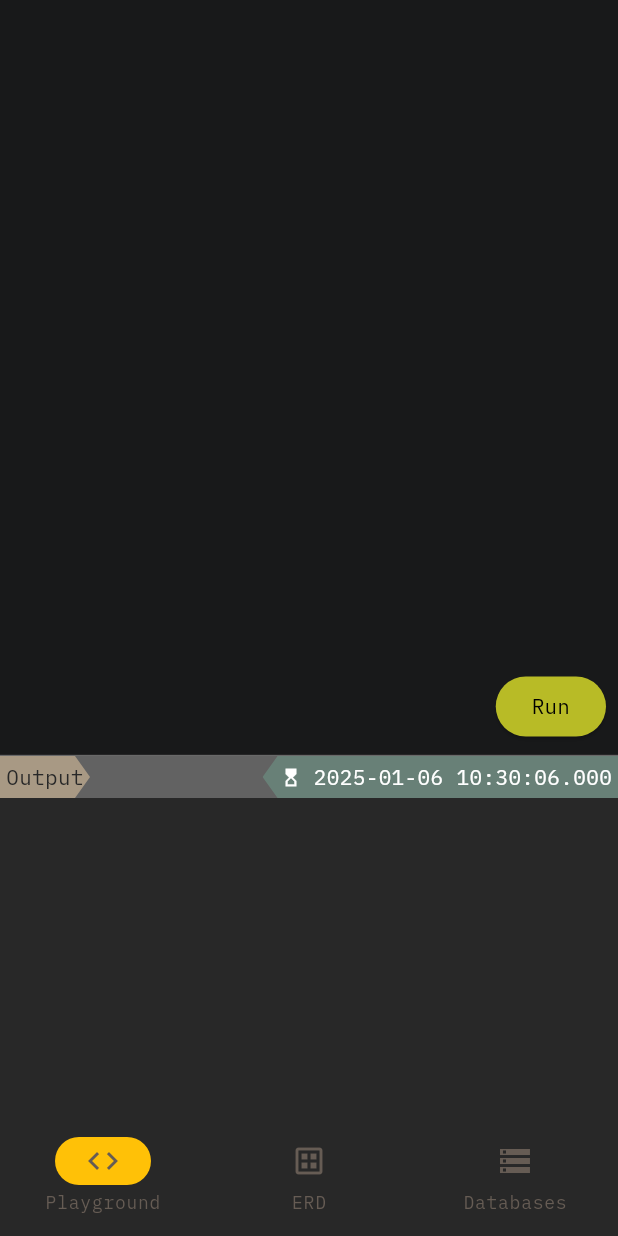
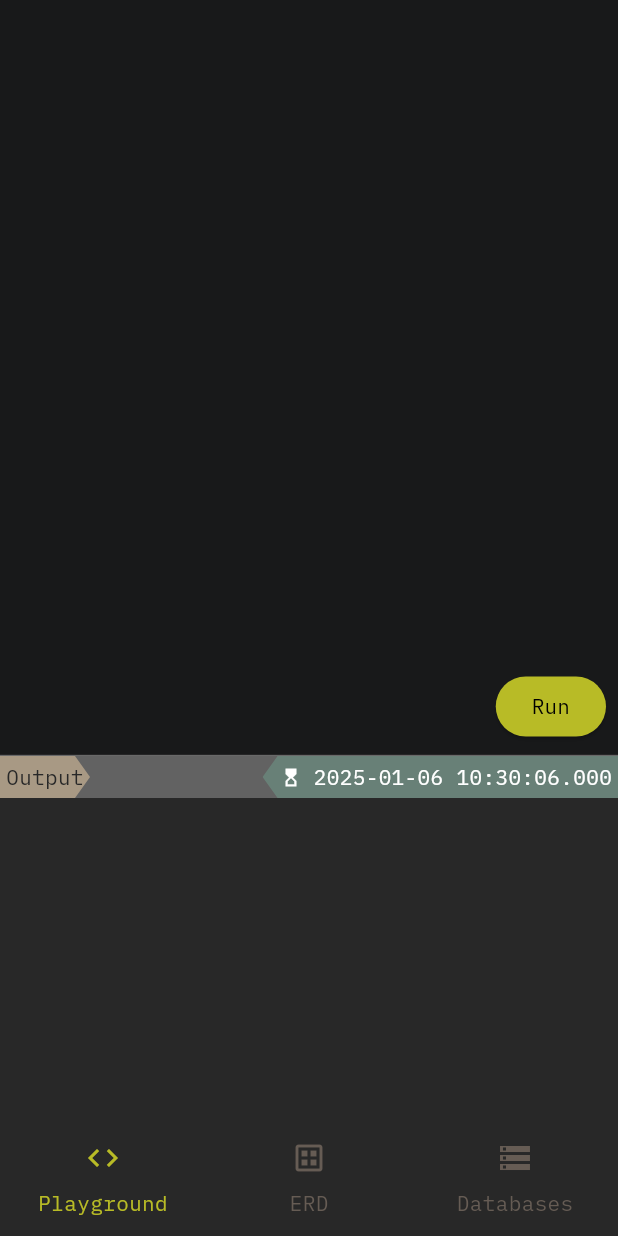
Before and after one commit to SeptAlfauzan/sqlite_playground, a Flutter app: the screen it shows after launch, on a phone screen of 412 x 824 dp. Run offline on Flutter 3.47's test engine with Material 3 defaults, Android fonts, the phone set to English and light mode, and no system bars; our stand-ins replace file_picker, flutter_riverpod, fluttertoast, freezed_annotation, permission_handler, riverpod_annotation and 2 more; missing offline and left inert: dart:html, syntax_highlight; accounts and stored records are empty; generated files the repository leaves out were written again.

Commit message:
feat(theme): change bottom bar and drawer sidebar theme

```diff
--- a/lib/common/presentation/widget/atoms/bottom_bar_navigation.dart
+++ b/lib/common/presentation/widget/atoms/bottom_bar_navigation.dart
@@ -16,7 +16,6 @@ class BottomBarNavigation extends StatelessWidget {
   Widget build(BuildContext context) {
     return NavigationBar(
       onDestinationSelected: updateActiveIndex,
-      indicatorColor: Colors.amber,
       selectedIndex: activeIndex,
       destinations: <Widget>[
         ...items.map((item) => NavigationDestination(
--- a/lib/common/presentation/widget/atoms/side_bar_navigation.dart
+++ b/lib/common/presentation/widget/atoms/side_bar_navigation.dart
@@ -1,6 +1,5 @@
 import 'package:flutter/material.dart';
 import 'package:sql_playground/common/domain/entities/nav_item.dart';
-import 'package:sql_playground/ui/colors.dart';
 
 class SideBarNavigation extends StatelessWidget {
   final List<NavItem> items;
@@ -22,7 +21,6 @@ class SideBarNavigation extends StatelessWidget {
         ...items.map((item) => NavigationDrawerDestination(
               icon: Icon(item.icon),
               label: Text(item.label),
-              backgroundColor: Colors.transparent,
             )),
       ],
     );
--- a/lib/modules/app.dart
+++ b/lib/modules/app.dart
@@ -62,12 +62,14 @@ class _AppState extends State<App> {
                 items: items,
                 activeIndex: activeIndex,
                 updateActiveIndex: updateActiveIndex),
-            if (screenSize != ScreenWidthSize.COMPACT)
-              const Divider(height: double.infinity, color: AppColors.grey),
+          // if (screenSize != ScreenWidthSize.COMPACT)
+          const Divider(
+              height: double.infinity, thickness: 4, color: AppColors.grey),
           Expanded(
             child: items[activeIndex].screen,
           )
         ],
-        ));
+      ),
+    );
   }
 }
--- a/lib/ui/theme.dart
+++ b/lib/ui/theme.dart
@@ -3,6 +3,32 @@ import 'package:sql_playground/ui/colors.dart';
 
 ThemeData getDarkTheme() {
   return ThemeData(
+    navigationBarTheme: NavigationBarThemeData(
+      indicatorColor: Colors.transparent,
+      labelTextStyle: WidgetStateProperty.resolveWith<TextStyle>(
+        (Set<WidgetState> states) => states.contains(WidgetState.selected)
+            ? const TextStyle(color: AppColors.lime)
+            : const TextStyle(color: AppColors.grey),
+      ),
+      iconTheme: WidgetStateProperty.resolveWith<IconThemeData>(
+        (Set<WidgetState> states) => states.contains(WidgetState.selected)
+            ? const IconThemeData(color: AppColors.lime)
+            : const IconThemeData(color: AppColors.grey),
+      ),
+    ),
+    navigationDrawerTheme: NavigationDrawerThemeData(
+      indicatorColor: Colors.transparent,
+      labelTextStyle: WidgetStateProperty.resolveWith<TextStyle>(
+        (Set<WidgetState> states) => states.contains(WidgetState.selected)
+            ? const TextStyle(color: AppColors.lime)
+            : const TextStyle(color: AppColors.grey),
+      ),
+      iconTheme: WidgetStateProperty.resolveWith<IconThemeData>(
+        (Set<WidgetState> states) => states.contains(WidgetState.selected)
+            ? const IconThemeData(color: AppColors.lime)
+            : const IconThemeData(color: AppColors.grey),
+      ),
+    ),
     fontFamily: 'IBMPlexMono',
     useMaterial3: true,
     brightness: Brightness.dark,
```
Lines whose indentation alone changed are shown as unchanged.
